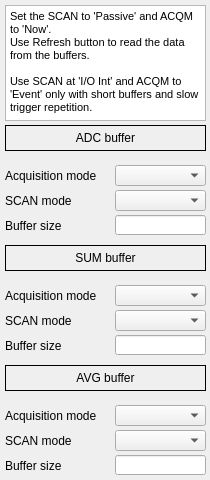
Above: LiberaBLM/caQtDM/acquisition_settings.ui from peterleban/GUI before the change. Below: the same form after it.
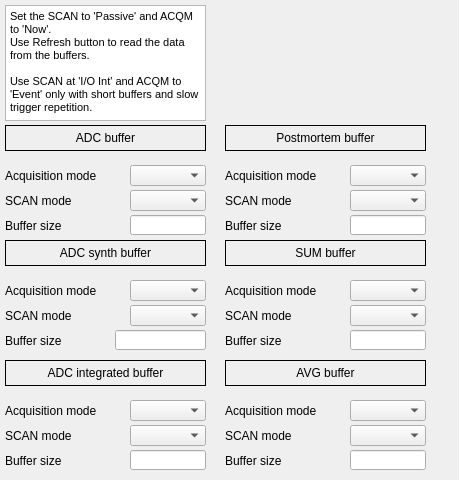
That is the form after the change. Custom widgets are drawn as their Qt base class.

The edit to the form file:
```diff
--- a/LiberaBLM/caQtDM/acquisition_settings.ui
+++ b/LiberaBLM/caQtDM/acquisition_settings.ui
@@ -6,7 +6,7 @@
    <rect>
     <x>0</x>
     <y>0</y>
-    <width>210</width>
+    <width>459</width>
     <height>480</height>
    </rect>
   </property>
@@ -46,9 +46,9 @@
    <widget class="caMenu" name="camenu_2">
     <property name="geometry">
      <rect>
-      <x>115</x>
+      <x>130</x>
       <y>190</y>
-      <width>91</width>
+      <width>76</width>
       <height>21</height>
      </rect>
     </property>
@@ -59,9 +59,9 @@
    <widget class="caMenu" name="camenu">
     <property name="geometry">
      <rect>
-      <x>115</x>
+      <x>130</x>
       <y>165</y>
-      <width>91</width>
+      <width>76</width>
       <height>21</height>
      </rect>
     </property>
@@ -72,9 +72,9 @@
    <widget class="caTextEntry" name="catextentry_8">
     <property name="geometry">
      <rect>
-      <x>115</x>
+      <x>130</x>
       <y>215</y>
-      <width>91</width>
+      <width>76</width>
       <height>20</height>
      </rect>
     </property>
@@ -100,7 +100,7 @@
      <rect>
       <x>5</x>
       <y>165</y>
-      <width>106</width>
+      <width>121</width>
       <height>21</height>
      </rect>
     </property>
@@ -137,8 +137,8 @@
    <widget class="caLabel" name="label_27">
     <property name="geometry">
      <rect>
-      <x>5</x>
-      <y>245</y>
+      <x>225</x>
+      <y>240</y>
       <width>201</width>
       <height>26</height>
      </rect>
@@ -163,9 +163,9 @@
    <widget class="QLabel" name="label_4">
     <property name="geometry">
      <rect>
-      <x>5</x>
-      <y>285</y>
-      <width>106</width>
+      <x>225</x>
+      <y>280</y>
+      <width>121</width>
       <height>21</height>
      </rect>
     </property>
@@ -176,9 +176,9 @@
    <widget class="caMenu" name="camenu_3">
     <property name="geometry">
      <rect>
-      <x>115</x>
-      <y>285</y>
-      <width>91</width>
+      <x>350</x>
+      <y>280</y>
+      <width>76</width>
       <height>21</height>
      </rect>
     </property>
@@ -189,8 +189,8 @@
    <widget class="QLabel" name="label_5">
     <property name="geometry">
      <rect>
-      <x>5</x>
-      <y>310</y>
+      <x>225</x>
+      <y>305</y>
       <width>106</width>
       <height>21</height>
      </rect>
@@ -202,9 +202,9 @@
    <widget class="caMenu" name="camenu_4">
     <property name="geometry">
      <rect>
-      <x>115</x>
-      <y>310</y>
-      <width>91</width>
+      <x>350</x>
+      <y>305</y>
+      <width>76</width>
       <height>21</height>
      </rect>
     </property>
@@ -215,9 +215,9 @@
    <widget class="caTextEntry" name="catextentry_9">
     <property name="geometry">
      <rect>
-      <x>115</x>
-      <y>335</y>
-      <width>91</width>
+      <x>350</x>
+      <y>330</y>
+      <width>76</width>
       <height>20</height>
      </rect>
     </property>
@@ -241,8 +241,8 @@
    <widget class="QLabel" name="label_6">
     <property name="geometry">
      <rect>
-      <x>5</x>
-      <y>335</y>
+      <x>225</x>
+      <y>330</y>
       <width>106</width>
       <height>21</height>
      </rect>
@@ -254,9 +254,9 @@
    <widget class="QLabel" name="label_7">
     <property name="geometry">
      <rect>
-      <x>5</x>
-      <y>405</y>
-      <width>106</width>
+      <x>225</x>
+      <y>400</y>
+      <width>121</width>
       <height>21</height>
      </rect>
     </property>
@@ -267,8 +267,8 @@
    <widget class="QLabel" name="label_8">
     <property name="geometry">
      <rect>
-      <x>5</x>
-      <y>430</y>
+      <x>225</x>
+      <y>425</y>
       <width>106</width>
       <height>21</height>
      </rect>
@@ -280,9 +280,9 @@
    <widget class="caTextEntry" name="catextentry_10">
     <property name="geometry">
      <rect>
-      <x>115</x>
-      <y>455</y>
-      <width>91</width>
+      <x>350</x>
+      <y>450</y>
+      <width>76</width>
       <height>20</height>
      </rect>
     </property>
@@ -306,9 +306,9 @@
    <widget class="caMenu" name="camenu_5">
     <property name="geometry">
      <rect>
-      <x>115</x>
-      <y>405</y>
-      <width>91</width>
+      <x>350</x>
+      <y>400</y>
+      <width>76</width>
       <height>21</height>
      </rect>
     </property>
@@ -319,9 +319,9 @@
    <widget class="caMenu" name="camenu_6">
     <property name="geometry">
      <rect>
-      <x>115</x>
-      <y>430</y>
-      <width>91</width>
+      <x>350</x>
+      <y>425</y>
+      <width>76</width>
       <height>21</height>
      </rect>
     </property>
@@ -332,8 +332,8 @@
    <widget class="caLabel" name="label_28">
     <property name="geometry">
      <rect>
-      <x>5</x>
-      <y>365</y>
+      <x>225</x>
+      <y>360</y>
       <width>201</width>
       <height>26</height>
      </rect>
@@ -358,8 +358,8 @@
    <widget class="QLabel" name="label_9">
     <property name="geometry">
      <rect>
-      <x>5</x>
-      <y>455</y>
+      <x>225</x>
+      <y>450</y>
       <width>106</width>
       <height>21</height>
      </rect>
@@ -386,11 +386,362 @@
      <string>&lt;!DOCTYPE HTML PUBLIC &quot;-//W3C//DTD HTML 4.0//EN&quot; &quot;http://www.w3.org/TR/REC-html40/strict.dtd&quot;&gt;
 &lt;html&gt;&lt;head&gt;&lt;meta name=&quot;qrichtext&quot; content=&quot;1&quot; /&gt;&lt;style type=&quot;text/css&quot;&gt;
 p, li { white-space: pre-wrap; }
-&lt;/style&gt;&lt;/head&gt;&lt;body style=&quot; font-family:'Sans Serif'; font-size:8pt; font-weight:400; font-style:normal;&quot;&gt;
-&lt;p style=&quot; margin-top:0px; margin-bottom:0px; margin-left:0px; margin-right:0px; -qt-block-indent:0; text-indent:0px;&quot;&gt;Set the SCAN to 'Passive' and ACQM to 'Now'.&lt;/p&gt;
-&lt;p style=&quot; margin-top:0px; margin-bottom:0px; margin-left:0px; margin-right:0px; -qt-block-indent:0; text-indent:0px;&quot;&gt;Use Refresh button to read the data from the buffers.&lt;/p&gt;
-&lt;p style=&quot;-qt-paragraph-type:empty; margin-top:0px; margin-bottom:0px; margin-left:0px; margin-right:0px; -qt-block-indent:0; text-indent:0px;&quot;&gt;&lt;/p&gt;
-&lt;p style=&quot; margin-top:0px; margin-bottom:0px; margin-left:0px; margin-right:0px; -qt-block-indent:0; text-indent:0px;&quot;&gt;Use SCAN at 'I/O Int' and ACQM to 'Event' only with short buffers and slow trigger repetition.&lt;/p&gt;&lt;/body&gt;&lt;/html&gt;</string>
+&lt;/style&gt;&lt;/head&gt;&lt;body style=&quot; font-family:'Sans'; font-size:8pt; font-weight:400; font-style:normal;&quot;&gt;
+&lt;p style=&quot; margin-top:0px; margin-bottom:0px; margin-left:0px; margin-right:0px; -qt-block-indent:0; text-indent:0px;&quot;&gt;&lt;span style=&quot; font-family:'Sans Serif';&quot;&gt;Set the SCAN to 'Passive' and ACQM to 'Now'.&lt;/span&gt;&lt;/p&gt;
+&lt;p style=&quot; margin-top:0px; margin-bottom:0px; margin-left:0px; margin-right:0px; -qt-block-indent:0; text-indent:0px;&quot;&gt;&lt;span style=&quot; font-family:'Sans Serif';&quot;&gt;Use Refresh button to read the data from the buffers.&lt;/span&gt;&lt;/p&gt;
+&lt;p style=&quot;-qt-paragraph-type:empty; margin-top:0px; margin-bottom:0px; margin-left:0px; margin-right:0px; -qt-block-indent:0; text-indent:0px; font-family:'Sans Serif';&quot;&gt;&lt;/p&gt;
+&lt;p style=&quot; margin-top:0px; margin-bottom:0px; margin-left:0px; margin-right:0px; -qt-block-indent:0; text-indent:0px;&quot;&gt;&lt;span style=&quot; font-family:'Sans Serif';&quot;&gt;Use SCAN at 'I/O Int' and ACQM to 'Event' only with short buffers and slow trigger repetition.&lt;/span&gt;&lt;/p&gt;&lt;/body&gt;&lt;/html&gt;</string>
+    </property>
+   </widget>
+   <widget class="QLabel" name="label_10">
+    <property name="geometry">
+     <rect>
+      <x>5</x>
+      <y>305</y>
+      <width>106</width>
+      <height>21</height>
+     </rect>
+    </property>
+    <property name="text">
+     <string>SCAN mode</string>
+    </property>
+   </widget>
+   <widget class="caTextEntry" name="catextentry_11">
+    <property name="geometry">
+     <rect>
+      <x>115</x>
+      <y>330</y>
+      <width>91</width>
+      <height>20</height>
+     </rect>
+    </property>
+    <property name="alignment">
+     <set>Qt::AlignRight|Qt::AlignTrailing|Qt::AlignVCenter</set>
+    </property>
+    <property name="channel" stdset="0">
+     <string notr="true">$(DEVICE):signals:adc_synth.NGRP</string>
+    </property>
+    <property name="background">
+     <color>
+      <red>255</red>
+      <green>255</green>
+      <blue>127</blue>
+     </color>
+    </property>
+    <property name="colorMode">
+     <enum>caLineEdit::Static</enum>
+    </property>
+   </widget>
+   <widget class="caMenu" name="camenu_7">
+    <property name="geometry">
+     <rect>
+      <x>130</x>
+      <y>280</y>
+      <width>76</width>
+      <height>21</height>
+     </rect>
+    </property>
+    <property name="channel" stdset="0">
+     <string notr="true">$(DEVICE):signals:adc_synth.SCAN</string>
+    </property>
+   </widget>
+   <widget class="caLabel" name="label_29">
+    <property name="geometry">
+     <rect>
+      <x>5</x>
+      <y>240</y>
+      <width>201</width>
+      <height>26</height>
+     </rect>
+    </property>
+    <property name="frameShape">
+     <enum>QFrame::Box</enum>
+    </property>
+    <property name="text">
+     <string>ADC synth buffer</string>
+    </property>
+    <property name="alignment">
+     <set>Qt::AlignCenter</set>
+    </property>
+    <property name="background">
+     <color>
+      <red>255</red>
+      <green>255</green>
+      <blue>255</blue>
+     </color>
+    </property>
+   </widget>
+   <widget class="caMenu" name="camenu_8">
+    <property name="geometry">
+     <rect>
+      <x>130</x>
+      <y>305</y>
+      <width>76</width>
+      <height>21</height>
+     </rect>
+    </property>
+    <property name="channel" stdset="0">
+     <string notr="true">$(DEVICE):signals:adc_synth.ACQM</string>
+    </property>
+   </widget>
+   <widget class="QLabel" name="label_11">
+    <property name="geometry">
+     <rect>
+      <x>5</x>
+      <y>330</y>
+      <width>106</width>
+      <height>21</height>
+     </rect>
+    </property>
+    <property name="text">
+     <string>Buffer size</string>
+    </property>
+   </widget>
+   <widget class="QLabel" name="label_12">
+    <property name="geometry">
+     <rect>
+      <x>5</x>
+      <y>280</y>
+      <width>121</width>
+      <height>21</height>
+     </rect>
+    </property>
+    <property name="text">
+     <string>Acquisition mode</string>
+    </property>
+   </widget>
+   <widget class="QLabel" name="label_13">
+    <property name="geometry">
+     <rect>
+      <x>5</x>
+      <y>425</y>
+      <width>106</width>
+      <height>21</height>
+     </rect>
+    </property>
+    <property name="text">
+     <string>SCAN mode</string>
+    </property>
+   </widget>
+   <widget class="caTextEntry" name="catextentry_12">
+    <property name="geometry">
+     <rect>
+      <x>130</x>
+      <y>450</y>
+      <width>76</width>
+      <height>20</height>
+     </rect>
+    </property>
+    <property name="alignment">
+     <set>Qt::AlignRight|Qt::AlignTrailing|Qt::AlignVCenter</set>
+    </property>
+    <property name="channel" stdset="0">
+     <string notr="true">$(DEVICE):signals:adc_integrated.NGRP</string>
+    </property>
+    <property name="background">
+     <color>
+      <red>255</red>
+      <green>255</green>
+      <blue>127</blue>
+     </color>
+    </property>
+    <property name="colorMode">
+     <enum>caLineEdit::Static</enum>
+    </property>
+   </widget>
+   <widget class="caMenu" name="camenu_9">
+    <property name="geometry">
+     <rect>
+      <x>130</x>
+      <y>400</y>
+      <width>76</width>
+      <height>21</height>
+     </rect>
+    </property>
+    <property name="channel" stdset="0">
+     <string notr="true">$(DEVICE):signals:adc_integrated.SCAN</string>
+    </property>
+   </widget>
+   <widget class="caLabel" name="label_30">
+    <property name="geometry">
+     <rect>
+      <x>5</x>
+      <y>360</y>
+      <width>201</width>
+      <height>26</height>
+     </rect>
+    </property>
+    <property name="frameShape">
+     <enum>QFrame::Box</enum>
+    </property>
+    <property name="text">
+     <string>ADC integrated buffer</string>
+    </property>
+    <property name="alignment">
+     <set>Qt::AlignCenter</set>
+    </property>
+    <property name="background">
+     <color>
+      <red>255</red>
+      <green>255</green>
+      <blue>255</blue>
+     </color>
+    </property>
+   </widget>
+   <widget class="caMenu" name="camenu_10">
+    <property name="geometry">
+     <rect>
+      <x>130</x>
+      <y>425</y>
+      <width>76</width>
+      <height>21</height>
+     </rect>
+    </property>
+    <property name="channel" stdset="0">
+     <string notr="true">$(DEVICE):signals:adc_integrated.ACQM</string>
+    </property>
+   </widget>
+   <widget class="QLabel" name="label_14">
+    <property name="geometry">
+     <rect>
+      <x>5</x>
+      <y>450</y>
+      <width>106</width>
+      <height>21</height>
+     </rect>
+    </property>
+    <property name="text">
+     <string>Buffer size</string>
+    </property>
+   </widget>
+   <widget class="QLabel" name="label_15">
+    <property name="geometry">
+     <rect>
+      <x>5</x>
+      <y>400</y>
+      <width>121</width>
+      <height>21</height>
+     </rect>
+    </property>
+    <property name="text">
+     <string>Acquisition mode</string>
+    </property>
+   </widget>
+   <widget class="QLabel" name="label_16">
+    <property name="geometry">
+     <rect>
+      <x>225</x>
+      <y>190</y>
+      <width>106</width>
+      <height>21</height>
+     </rect>
+    </property>
+    <property name="text">
+     <string>SCAN mode</string>
+    </property>
+   </widget>
+   <widget class="caTextEntry" name="catextentry_13">
+    <property name="geometry">
+     <rect>
+      <x>350</x>
+      <y>215</y>
+      <width>76</width>
+      <height>20</height>
+     </rect>
+    </property>
+    <property name="alignment">
+     <set>Qt::AlignRight|Qt::AlignTrailing|Qt::AlignVCenter</set>
+    </property>
+    <property name="channel" stdset="0">
+     <string notr="true">$(DEVICE):signals:pm.NGRP</string>
+    </property>
+    <property name="background">
+     <color>
+      <red>255</red>
+      <green>255</green>
+      <blue>127</blue>
+     </color>
+    </property>
+    <property name="colorMode">
+     <enum>caLineEdit::Static</enum>
+    </property>
+   </widget>
+   <widget class="caMenu" name="camenu_11">
+    <property name="geometry">
+     <rect>
+      <x>350</x>
+      <y>165</y>
+      <width>76</width>
+      <height>21</height>
+     </rect>
+    </property>
+    <property name="channel" stdset="0">
+     <string notr="true">$(DEVICE):signals:pm.SCAN</string>
+    </property>
+   </widget>
+   <widget class="caLabel" name="label_31">
+    <property name="geometry">
+     <rect>
+      <x>225</x>
+      <y>125</y>
+      <width>201</width>
+      <height>26</height>
+     </rect>
+    </property>
+    <property name="frameShape">
+     <enum>QFrame::Box</enum>
+    </property>
+    <property name="text">
+     <string>Postmortem buffer</string>
+    </property>
+    <property name="alignment">
+     <set>Qt::AlignCenter</set>
+    </property>
+    <property name="background">
+     <color>
+      <red>255</red>
+      <green>255</green>
+      <blue>255</blue>
+     </color>
+    </property>
+   </widget>
+   <widget class="caMenu" name="camenu_12">
+    <property name="geometry">
+     <rect>
+      <x>350</x>
+      <y>190</y>
+      <width>76</width>
+      <height>21</height>
+     </rect>
+    </property>
+    <property name="channel" stdset="0">
+     <string notr="true">$(DEVICE):signals:pm.ACQM</string>
+    </property>
+   </widget>
+   <widget class="QLabel" name="label_17">
+    <property name="geometry">
+     <rect>
+      <x>225</x>
+      <y>215</y>
+      <width>106</width>
+      <height>21</height>
+     </rect>
+    </property>
+    <property name="text">
+     <string>Buffer size</string>
+    </property>
+   </widget>
+   <widget class="QLabel" name="label_18">
+    <property name="geometry">
+     <rect>
+      <x>225</x>
+      <y>165</y>
+      <width>121</width>
+      <height>21</height>
+     </rect>
+    </property>
+    <property name="text">
+     <string>Acquisition mode</string>
     </property>
    </widget>
   </widget>
```
